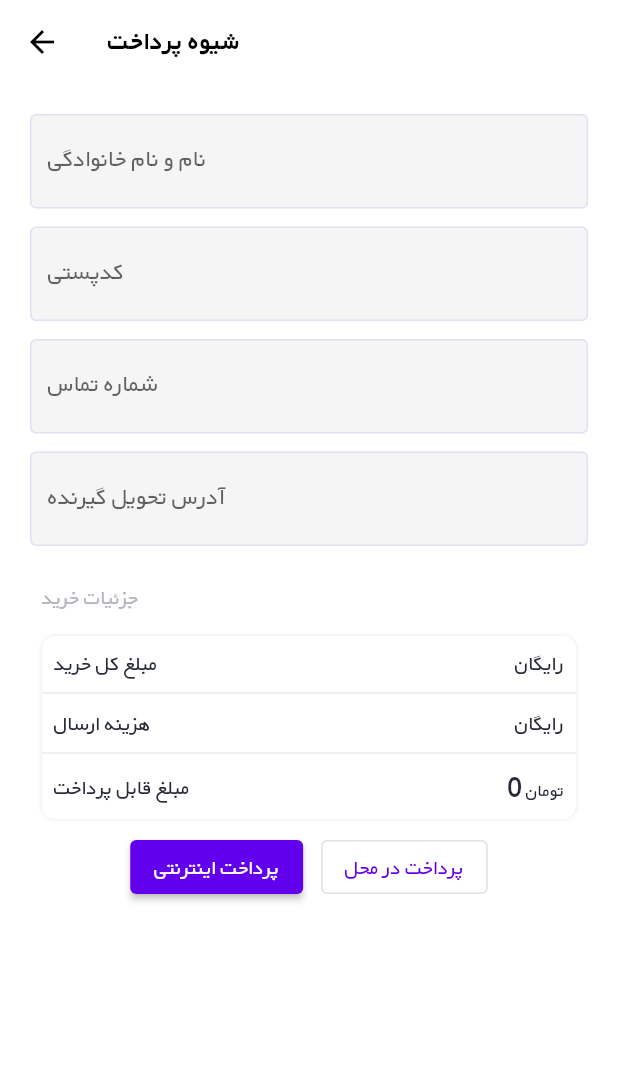
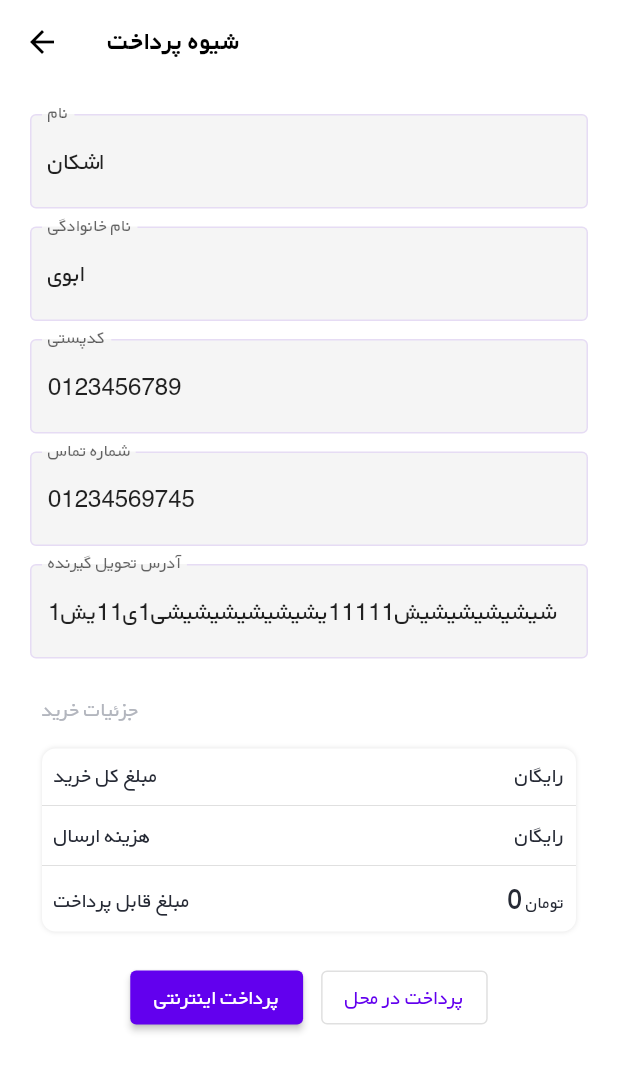
Before and after one commit to AchkanDev/Nike_store, a Flutter app: the ShippingCart screen opened directly with empty values, on a phone screen of 412 x 824 dp. Shown: the top 1071 px of the screen. Run offline on Flutter 3.47's test engine with Material 2 defaults, Android fonts, the phone set to English and light mode, and no system bars; our stand-ins replace bloc, cached_network_image, dio, equatable, flutter_bloc, flutter_svg and 4 more; accounts and stored records are empty; network calls fail.

Commit message:
Add ShippingScreen to myApp

```diff
--- /dev/null
+++ b/lib/data/order.dart
@@ -0,0 +1,24 @@
+class OrderResult {
+  final int orderId;
+  final String bankGatewayUrl;
+
+  OrderResult(this.orderId, this.bankGatewayUrl);
+
+  OrderResult.fromJson(Map<String, dynamic> json)
+      : orderId = json["order_id"],
+        bankGatewayUrl = json["bank_gateway_url"];
+}
+
+class OrderParams {
+  final String name;
+  final String lastName;
+  final String postalCode;
+  final String mobile;
+  final String address;
+  final PaymentMethode paymentMethode;
+
+  OrderParams(this.name, this.lastName, this.postalCode, this.mobile,
+      this.address, this.paymentMethode);
+}
+
+enum PaymentMethode { online, cashDelivery }
--- /dev/null
+++ b/lib/screen/shipping/bloc/shipping_event.dart
@@ -0,0 +1,17 @@
+part of 'shipping_bloc.dart';
+
+abstract class ShippingEvent extends Equatable {
+  const ShippingEvent();
+
+  @override
+  List<Object> get props => [];
+}
+
+class ShippingCreateOrder extends ShippingEvent {
+  final OrderParams params;
+
+  const ShippingCreateOrder(this.params);
+
+  @override
+  List<Object> get props => [params];
+}
--- /dev/null
+++ b/lib/screen/shipping/bloc/shipping_state.dart
@@ -0,0 +1,30 @@
+part of 'shipping_bloc.dart';
+
+abstract class ShippingState extends Equatable {
+  const ShippingState();
+
+  @override
+  List<Object> get props => [];
+}
+
+class ShippingInitial extends ShippingState {}
+
+class ShippingLoading extends ShippingState {}
+
+class ShippingError extends ShippingState {
+  final AppException appException;
+
+  const ShippingError(this.appException);
+
+  @override
+  List<Object> get props => [appException];
+}
+
+class ShippingSuccess extends ShippingState {
+  final OrderResult orderResult;
+
+  const ShippingSuccess(this.orderResult);
+
+  @override
+  List<Object> get props => [orderResult];
+}
--- a/lib/screen/shipping/shipping_cart.dart
+++ b/lib/screen/shipping/shipping_cart.dart
@@ -1,8 +1,16 @@
+import 'dart:async';
+
+import 'package:flutter/cupertino.dart';
 import 'package:flutter/material.dart';
+import 'package:flutter_bloc/flutter_bloc.dart';
+import 'package:nike_store/data/order.dart';
 import 'package:nike_store/screen/cart/cart_price_info.dart';
 import 'package:nike_store/screen/receipt/reciept.dart';
+import 'package:nike_store/screen/shipping/bloc/shipping_bloc.dart';
 
-class ShippingCart extends StatelessWidget {
+import '../../data/repo/order_repository.dart';
+
+class ShippingCart extends StatefulWidget {
   final int pricePayable;
   final int priceTotal;
   final int shippingCost;
@@ -12,6 +20,29 @@ class ShippingCart extends StatelessWidget {
       required this.pricePayable,
       required this.priceTotal,
       required this.shippingCost});
+
+  @override
+  State<ShippingCart> createState() => _ShippingCartState();
+}
+
+class _ShippingCartState extends State<ShippingCart> {
+  final TextEditingController firstName = TextEditingController(text: "اشکان");
+  final TextEditingController lastName = TextEditingController(text: "ابوی");
+  final TextEditingController phoneNumber =
+      TextEditingController(text: "01234569745");
+  final TextEditingController address =
+      TextEditingController(text: "شیشیشیشیشیش11111یشیشیشیشیشیشی1ی11یش1");
+  final TextEditingController portalCode =
+      TextEditingController(text: "0123456789");
+  StreamSubscription? blocStreamSubscription;
+
+  @override
+  void dispose() {
+    // TODO: implement dispose
+    blocStreamSubscription?.cancel();
+    super.dispose();
+  }
+
   @override
   Widget build(BuildContext context) {
     return Scaffold(
@@ -19,13 +50,30 @@ class ShippingCart extends StatelessWidget {
         centerTitle: false,
         title: const Text("شیوه پرداخت"),
       ),
-      body: SingleChildScrollView(
+      body: BlocProvider<ShippingBloc>(
+        create: (BuildContext context) {
+          final bloc = ShippingBloc(orderRepository);
+          blocStreamSubscription = bloc.stream.listen((state) {
+            if (state is ShippingError) {
+              ScaffoldMessengerState().showSnackBar(
+                  SnackBar(content: Text(state.appException.messageError)));
+            } else if (state is ShippingSuccess) {
+              Navigator.of(context).push(MaterialPageRoute(
+                builder: (context) =>
+                    ReceiptScreen(orderId: state.orderResult.orderId),
+              ));
+            }
+          });
+          return bloc;
+        },
+        child: SingleChildScrollView(
           padding: const EdgeInsets.all(20),
           child: Column(
             children: [
               TextField(
+                controller: firstName,
                 decoration: InputDecoration(
-                  label: const Text("نام و نام خانوادگی"),
+                    label: const Text("نام"),
                     border: const OutlineInputBorder(),
                     enabledBorder: OutlineInputBorder(
                         borderSide: BorderSide(
@@ -38,6 +86,22 @@ class ShippingCart extends StatelessWidget {
                 height: 12,
               ),
               TextField(
+                controller: lastName,
+                decoration: InputDecoration(
+                    label: const Text("نام خانوادگی"),
+                    border: const OutlineInputBorder(),
+                    enabledBorder: OutlineInputBorder(
+                        borderSide: BorderSide(
+                            color: Theme.of(context)
+                                .colorScheme
+                                .primary
+                                .withOpacity(0.1)))),
+              ),
+              const SizedBox(
+                height: 12,
+              ),
+              TextField(
+                controller: portalCode,
                 decoration: InputDecoration(
                     label: const Text("کدپستی"),
                     border: const OutlineInputBorder(),
@@ -52,6 +116,7 @@ class ShippingCart extends StatelessWidget {
                 height: 12,
               ),
               TextField(
+                controller: phoneNumber,
                 decoration: InputDecoration(
                     label: const Text("شماره تماس"),
                     border: const OutlineInputBorder(),
@@ -66,6 +131,7 @@ class ShippingCart extends StatelessWidget {
                 height: 12,
               ),
               TextField(
+                controller: address,
                 decoration: InputDecoration(
                     hintText: "تهران - کوچه یاس - پلاک 20",
                     label: const Text("آدرس تحویل گیرنده"),
@@ -78,18 +144,31 @@ class ShippingCart extends StatelessWidget {
                                 .withOpacity(0.1)))),
               ),
               CartPriceInfo(
-                pricePayable: pricePayable,
-                priceTotal: priceTotal,
-                shippingCost: shippingCost),
-            Row(
+                  pricePayable: widget.pricePayable,
+                  priceTotal: widget.priceTotal,
+                  shippingCost: widget.shippingCost),
+              const SizedBox(
+                height: 12,
+              ),
+              BlocBuilder<ShippingBloc, ShippingState>(
+                builder: (context, state) {
+                  return state is ShippingLoading
+                      ? const Center(
+                          child: CupertinoActivityIndicator(),
+                        )
+                      : Row(
                           mainAxisAlignment: MainAxisAlignment.center,
                           children: [
                             ElevatedButton(
                                 onPressed: () {
-                      Navigator.of(context).push(MaterialPageRoute(
-                        builder: (context) =>
-                            ReceiptScreen(pricePayable: pricePayable),
-                      ));
+                                  BlocProvider.of<ShippingBloc>(context).add(
+                                      ShippingCreateOrder(OrderParams(
+                                          firstName.text,
+                                          lastName.text,
+                                          portalCode.text,
+                                          phoneNumber.text,
+                                          address.text,
+                                          PaymentMethode.online)));
                                 },
                                 child: const Text("پرداخت اینترنتی")),
                             const SizedBox(
@@ -97,15 +176,22 @@ class ShippingCart extends StatelessWidget {
                             ),
                             OutlinedButton(
                                 onPressed: () {
-                      Navigator.of(context).push(MaterialPageRoute(
-                        builder: (context) =>
-                            ReceiptScreen(pricePayable: pricePayable),
-                      ));
+                                  BlocProvider.of<ShippingBloc>(context).add(
+                                      ShippingCreateOrder(OrderParams(
+                                          firstName.text,
+                                          lastName.text,
+                                          portalCode.text,
+                                          phoneNumber.text,
+                                          address.text,
+                                          PaymentMethode.cashDelivery)));
                                 },
                                 child: const Text("پرداخت در محل")),
                           ],
+                        );
+                },
               )
             ],
+          ),
         ),
       ),
     );
```
Also changed, not shown: lib/data/repo/order_repository.dart (added, +19 -0 lines), lib/data/source/order_data_source.dart (added, +27 -0 lines), lib/screen/shipping/bloc/shipping_bloc.dart (added, +25 -0 lines). Lines whose indentation alone changed are shown as unchanged.
